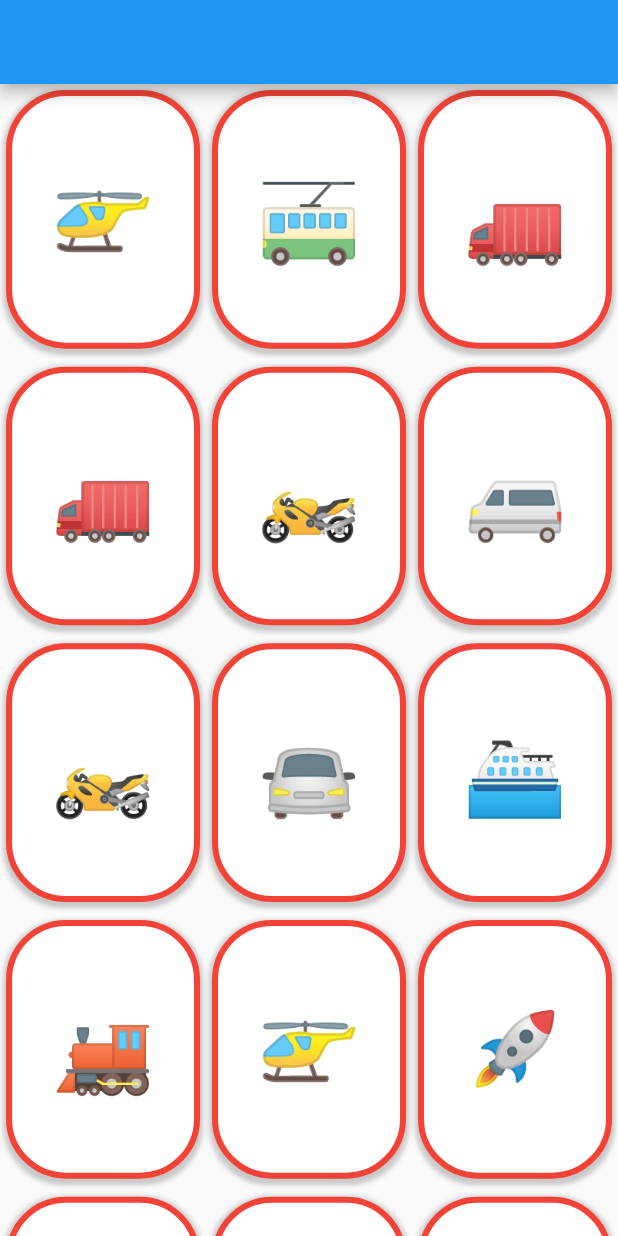
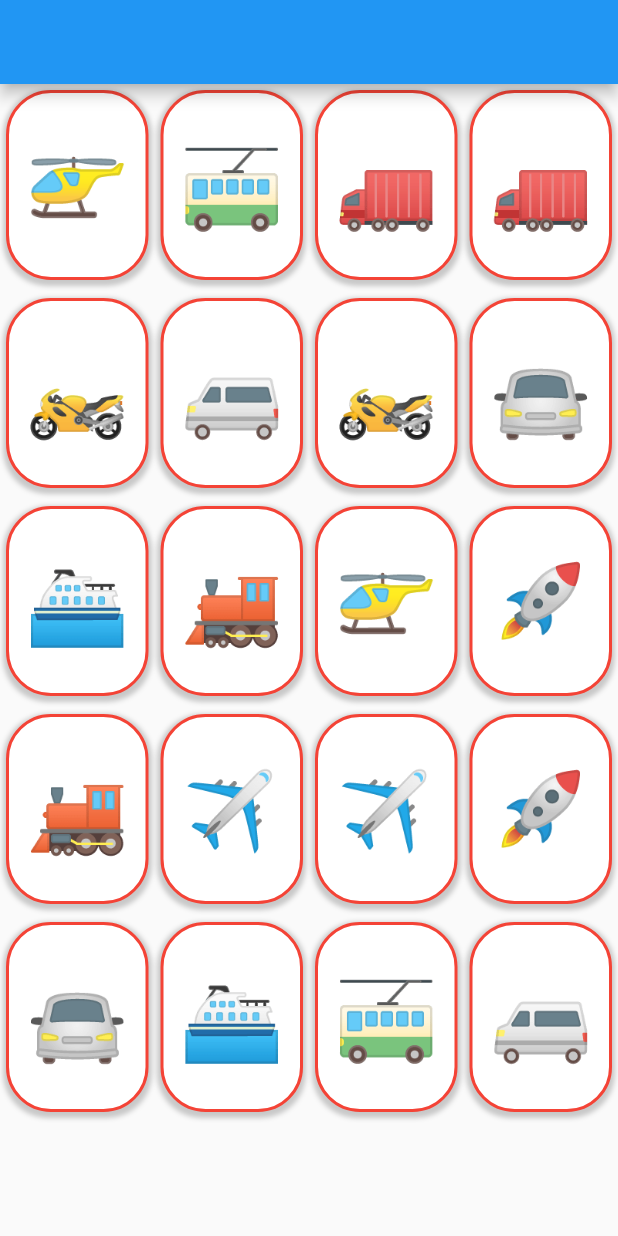
Before and after one commit to froogle/memorize_flutter, a Flutter app: the screen it shows after launch, on a phone screen of 412 x 824 dp. Run offline on Flutter 3.47's test engine with Material 2 defaults, Android fonts, the phone set to English and light mode, and no system bars; our stand-ins replace hooks_riverpod.

Commit message:
Modified layout of the grid and decoration to clean up UI a little

```diff
--- a/lib/main.dart
+++ b/lib/main.dart
@@ -44,7 +44,7 @@ class MainGameState extends State<MainGame> {
 
   GridView cardList(List<EmojiCard> deck) {
     return GridView.extent(
-        maxCrossAxisExtent: 150,
+        maxCrossAxisExtent: 100,
         padding: const EdgeInsets.all(4),
         mainAxisSpacing: 12,
         crossAxisSpacing: 8,
@@ -75,8 +75,8 @@ class GameCard extends StatelessWidget {
   BoxDecoration exposedGameCard() {
     return BoxDecoration(
       color: Colors.white,
-      border: Border.all(color: Colors.red, width: 4),
-      borderRadius: BorderRadius.circular(40),
+      border: Border.all(color: Colors.red, width: 2),
+      borderRadius: BorderRadius.circular(30),
       boxShadow: [cardShadow()],
     );
   }
```
